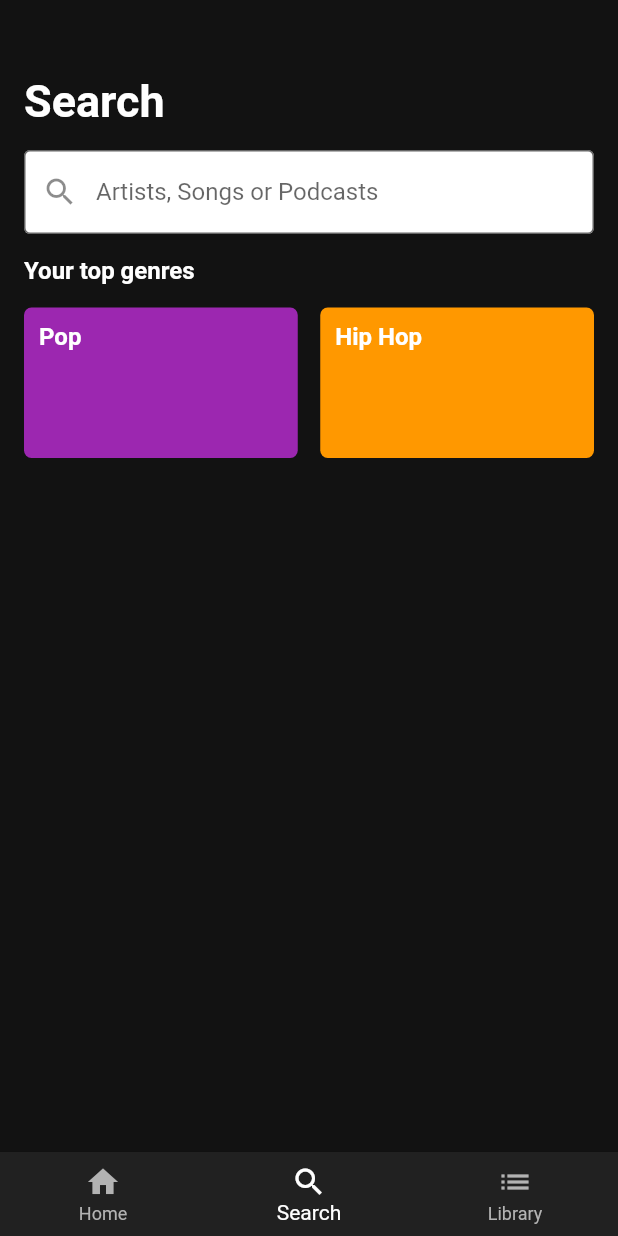
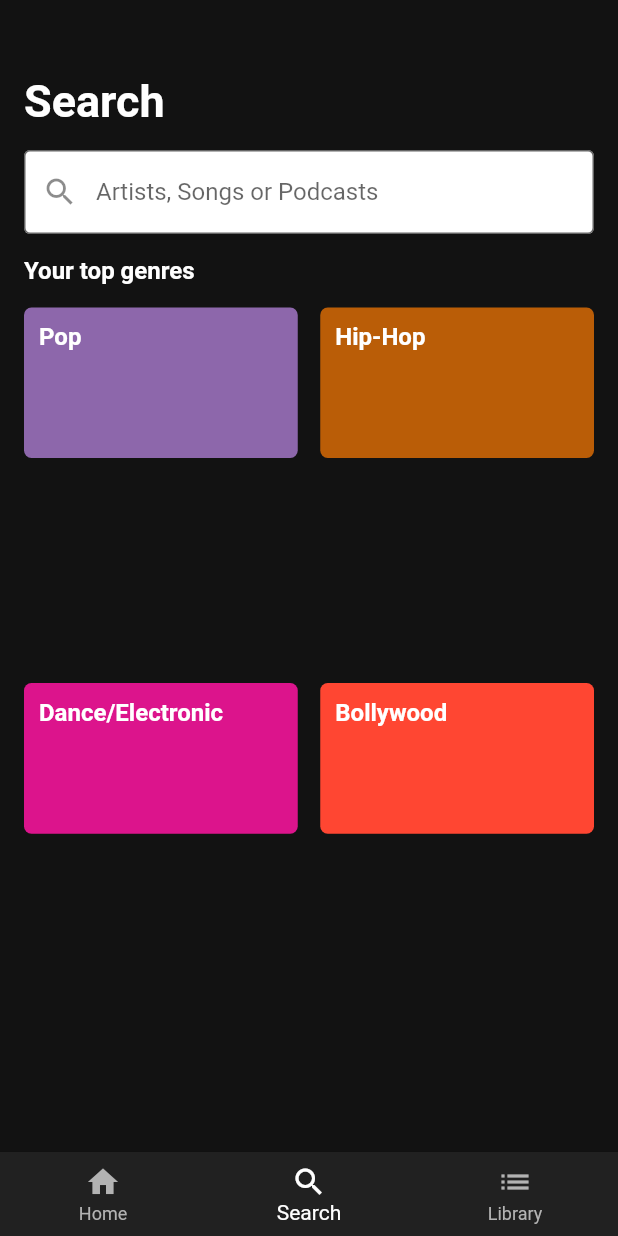
Before and after one commit to GLADI8R/spotify_clone, a Flutter app: the screen it shows after launch, item 2 of the bottom bar chosen, on a phone screen of 412 x 824 dp. Run offline on Flutter 3.47's test engine with Material 2 defaults, Android fonts, the phone set to English and light mode, and no system bars.

Commit message:
Add Genre Cards

```diff
--- a/lib/components/genre.dart
+++ b/lib/components/genre.dart
@@ -1,34 +1,19 @@
+// ignore_for_file: prefer_const_literals_to_create_immutables
+
 import 'package:flutter/material.dart';
+import 'package:spotify_clone/components/genre_card.dart';
 import 'package:spotify_clone/styles/constants.dart';
 
 GridView genreCard = GridView.count(
   crossAxisSpacing: 15.0,
-  mainAxisSpacing: 10.0,
+  mainAxisSpacing: 150.0,
   childAspectRatio: (1 / 0.55), //set the height of card
   shrinkWrap: true,
   crossAxisCount: 2,
   children: [
-    Container(
-      padding: const EdgeInsets.all(10.0),
-      decoration: const BoxDecoration(
-        color: Colors.purple,
-        borderRadius: BorderRadius.all(Radius.circular(5.0)),
-      ),
-      child: const Text(
-        'Pop',
-        style: kCardTextStyle,
-      ),
-    ),
-    Container(
-      padding: const EdgeInsets.all(10.0),
-      decoration: const BoxDecoration(
-        color: Colors.orange,
-        borderRadius: BorderRadius.all(Radius.circular(5.0)),
-      ),
-      child: const Text(
-        'Hip Hop',
-        style: kCardTextStyle,
-      ),
-    ),
+    const GenreCard(Color(0xff8d67ab), 'Pop'),
+    const GenreCard(Color(0xffba5d07), 'Hip-Hop'),
+    const GenreCard(Color(0xffdc148c), 'Dance/Electronic'),
+    const GenreCard(Color(0xffff4632), 'Bollywood'),
   ],
 );
--- a/lib/components/genre_card.dart
+++ b/lib/components/genre_card.dart
@@ -5,22 +5,24 @@ import 'package:flutter/widgets.dart';
 import 'package:spotify_clone/styles/constants.dart';
 
 class GenreCard extends StatelessWidget {
-  final Color _cardColor;
-  final String _cardText;
+  final Color cardColor;
+  final String cardText;
 
   // const GenreCard({ Key? key }, this.cardColor, this.cardText) : super(key: key);
-  const GenreCard(this._cardColor, this._cardText);
+  const GenreCard(this.cardColor, this.cardText);
+
+  // final String finalColor = cardColor.toString();
 
   @override
   Widget build(BuildContext context) {
     return Container(
       padding: const EdgeInsets.all(10.0),
-      decoration: const BoxDecoration(
-        color: _cardColor!=Null?_cardColor:Colors.black,
-        borderRadius: BorderRadius.all(Radius.circular(5.0)),
+      decoration: BoxDecoration(
+        color: cardColor,
+        borderRadius: const BorderRadius.all(Radius.circular(5.0)),
       ),
       child: Text(
-        _cardText,
+        cardText,
         style: kCardTextStyle,
       ),
     );
```
